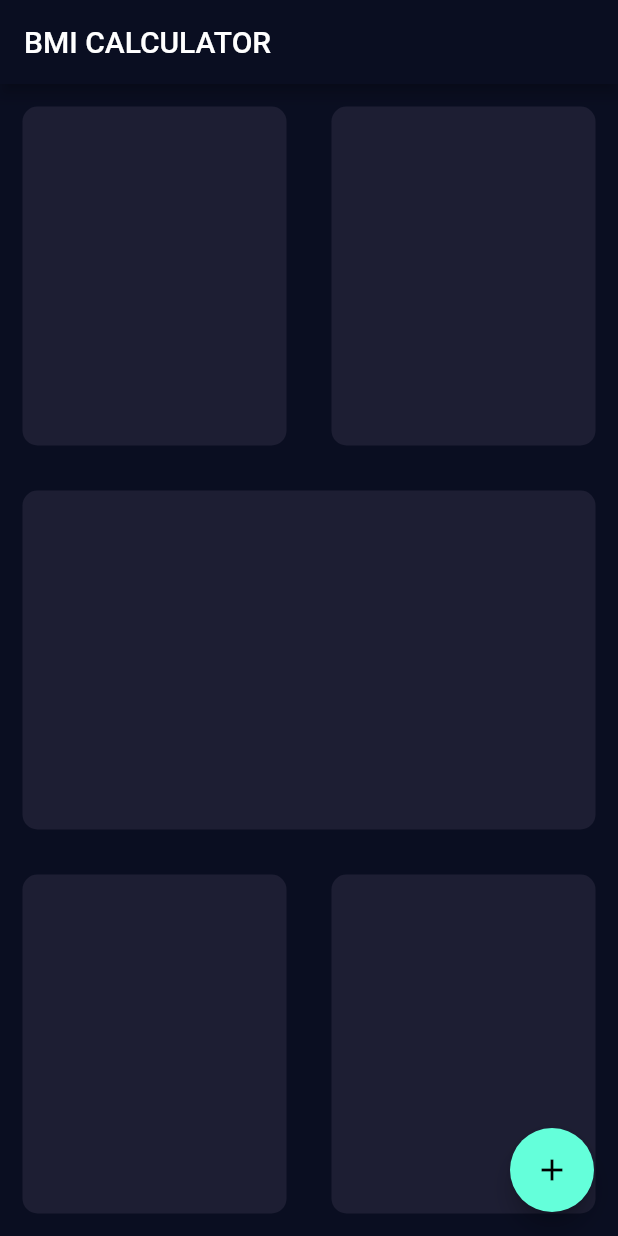
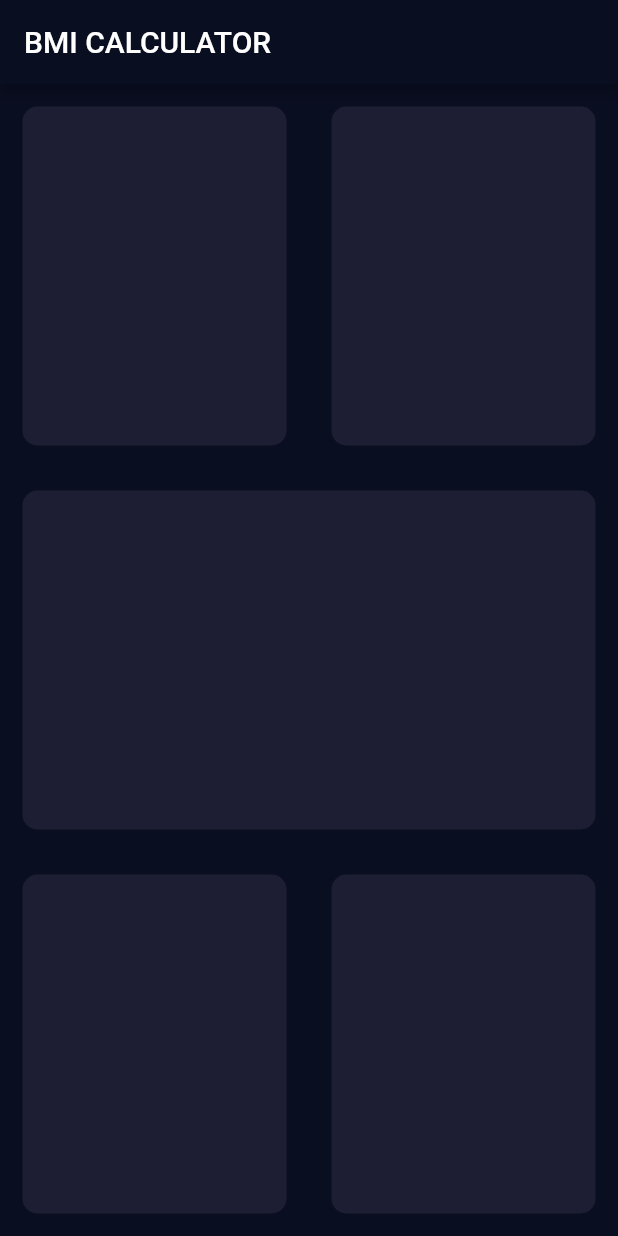
Before and after one commit to noman2002/BMI-Calculator, a Flutter app: the screen it shows after launch, on a phone screen of 412 x 824 dp. Run offline on Flutter 3.47's test engine with Material 2 defaults, Android fonts, the phone set to English and light mode, and no system bars.

Commit message:
input page

```diff
--- a/lib/input_page.dart
+++ b/lib/input_page.dart
@@ -18,36 +18,42 @@ class _InputPageState extends State<InputPage> {
             child: Row(
               children: [
                 Expanded(
-                  child: ReusableCard(),
+                  child: ReusableCard(
+                    colour: Color(0xFF1D1E33),
+                  ),
                 ),
                 Expanded(
-                  child: ReusableCard(),
+                  child: ReusableCard(
+                    colour: Color(0xFF1D1E33),
+                  ),
                 ),
               ],
             ),
           ),
           Expanded(
             child: Expanded(
-              child: ReusableCard(),
+              child: ReusableCard(
+                colour: Color(0xFF1D1E33),
+              ),
             ),
           ),
           Expanded(
             child: Row(
               children: [
                 Expanded(
-                  child: ReusableCard(),
+                  child: ReusableCard(
+                    colour: Color(0xFF1D1E33),
+                  ),
                 ),
                 Expanded(
-                  child: ReusableCard(),
+                  child: ReusableCard(
+                    colour: Color(0xFF1D1E33),
+                  ),
                 ),
               ],
             ),
           ),
         ],
-      ),
-      floatingActionButton: FloatingActionButton(
-        onPressed: () {},
-        child: Icon(Icons.add),
       ),
     );
   }
@@ -55,7 +61,7 @@ class _InputPageState extends State<InputPage> {
 
 class ReusableCard extends StatelessWidget {
   const ReusableCard({
-    this.colour,
+    @required this.colour,
     Key? key,
   }) : super(key: key);
   final Color? colour;
@@ -65,7 +71,7 @@ class ReusableCard extends StatelessWidget {
     return Container(
       margin: EdgeInsets.all(15),
       decoration: BoxDecoration(
-        color: Color(0xFF1D1E33),
+        color: colour,
         borderRadius: BorderRadius.circular(10),
       ),
     );
```
